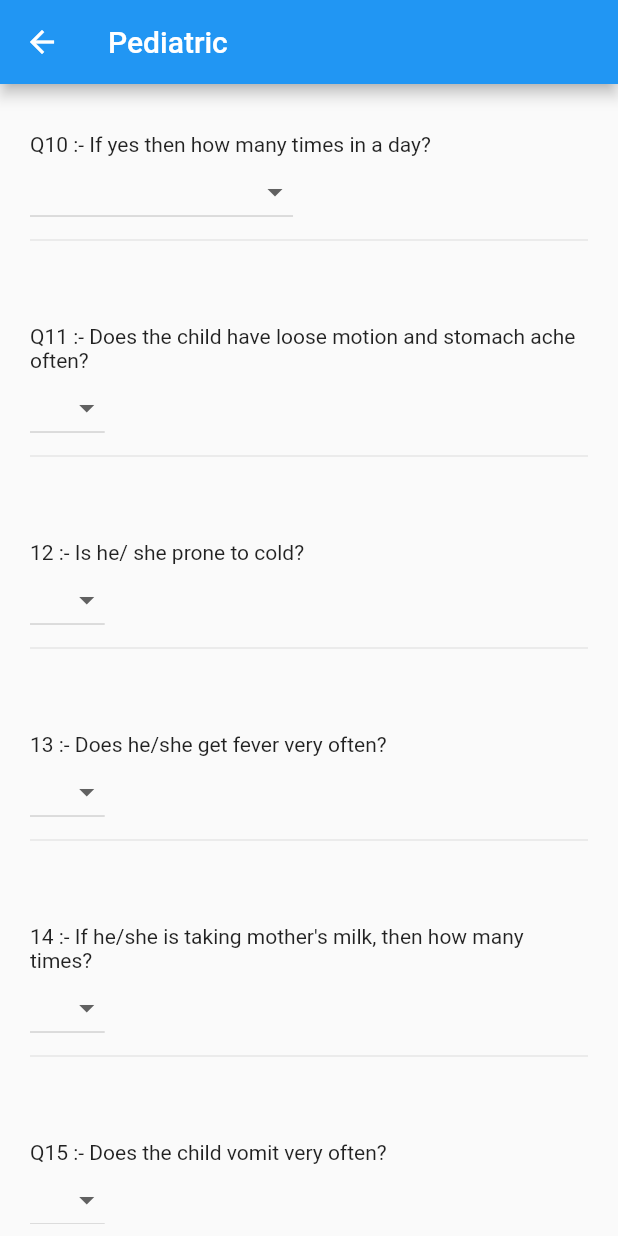
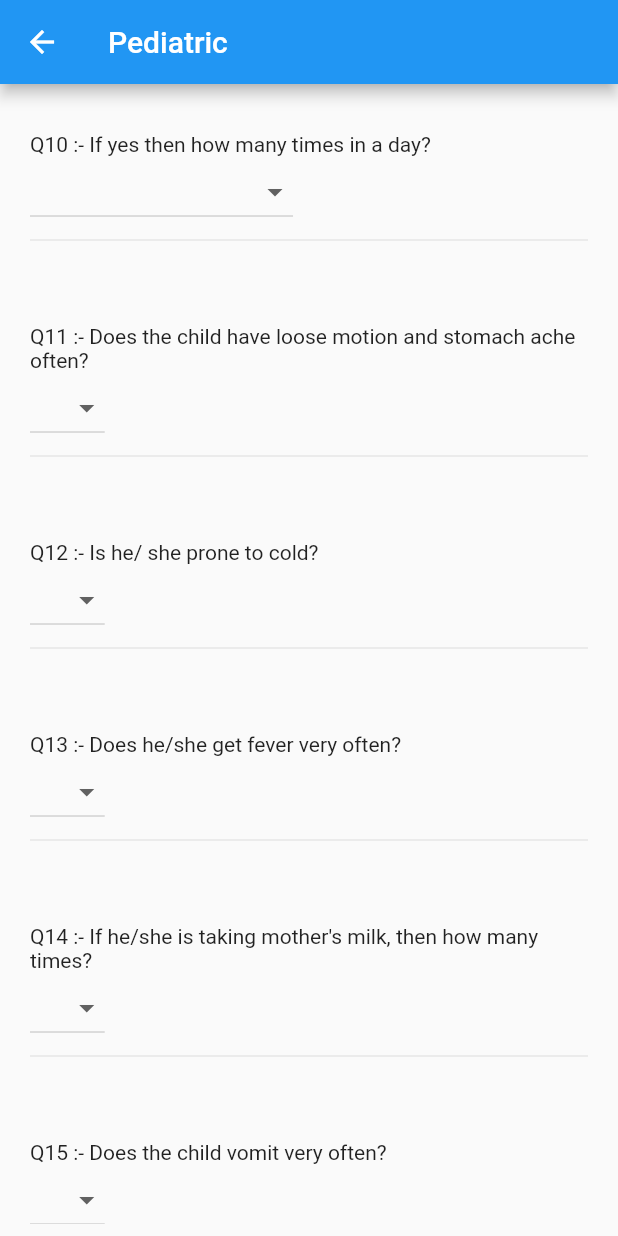
Before and after one commit to ManasviPatidar/mpgov-health, a Flutter app: the PediatricPage screen opened directly with empty values, scrolled down 1152 dp, on a phone screen of 412 x 824 dp. Run offline on Flutter 3.47's test engine with Material 2 defaults, Android fonts, the phone set to English and light mode, and no system bars; our stand-ins replace cloud_firestore, firebase_core, get; accounts and stored records are empty.

Commit message:
ptch: Fix typos in pediatric.

```diff
--- a/lib/pediatric.dart
+++ b/lib/pediatric.dart
@@ -202,7 +202,7 @@ class _PediatricPageState extends State<PediatricPage> {
               child: Column(
                 crossAxisAlignment: CrossAxisAlignment.start,
                 children: [
-                  const Text('12 :- Is he/ she prone to cold?'),
+                  const Text('Q12 :- Is he/ she prone to cold?'),
                   DropdownButton<String>(
                     value: answers[11],
                     items: _yesAndNo(),
@@ -217,7 +217,7 @@ class _PediatricPageState extends State<PediatricPage> {
               child: Column(
                 crossAxisAlignment: CrossAxisAlignment.start,
                 children: [
-                  const Text('13 :- Does he/she get fever very often?'),
+                  const Text('Q13 :- Does he/she get fever very often?'),
                   DropdownButton<String>(
                     value: answers[12],
                     items: _yesAndNo(),
@@ -232,7 +232,7 @@ class _PediatricPageState extends State<PediatricPage> {
               child: Column(
                 crossAxisAlignment: CrossAxisAlignment.start,
                 children: [
-                  const Text('14 :- If he/she is taking mother\'s milk, '
+                  const Text('Q14 :- If he/she is taking mother\'s milk, '
                       'then how many times?'),
                   DropdownButton<String>(
                     value: answers[13],
```
